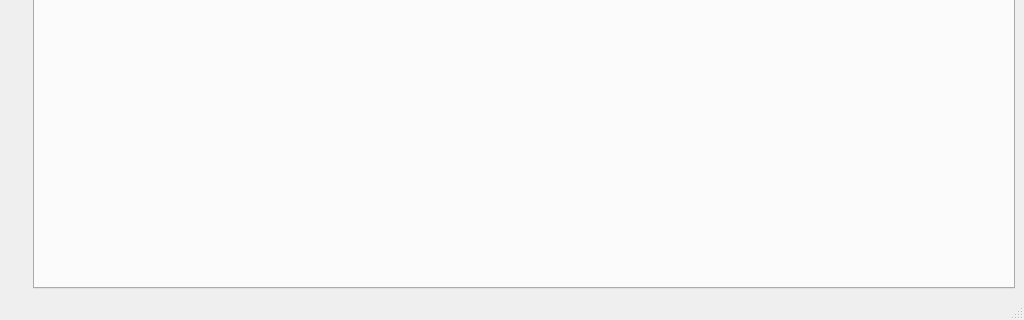
Above: ui/mainwindow.ui from hazirbas/lyli before the change; both pictures show x 0 to 1024 and y 448 to 768 of the 1024 by 768 pixel window. Below: the same form after it.
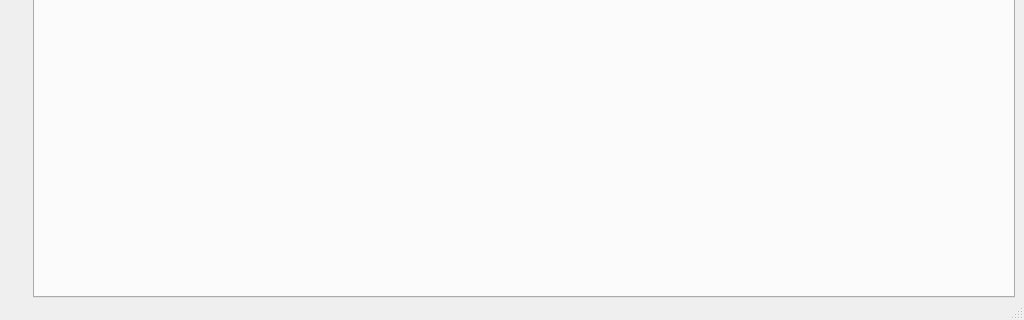
That is the form after the change.

Commit message: ui: reduce margins a bit.

What changed in the file:
```diff
--- a/ui/mainwindow.ui
+++ b/ui/mainwindow.ui
@@ -15,6 +15,9 @@
   </property>
   <widget class="QWidget" name="centralwidget">
    <layout class="QVBoxLayout" name="verticalLayout">
+    <property name="bottomMargin">
+     <number>0</number>
+    </property>
     <item>
      <widget class="QTabWidget" name="tabWidget">
       <property name="tabPosition">
```
Left out of the diff: 2 changed lines with no effect on the pictures. The commit also changes 3 other files.
